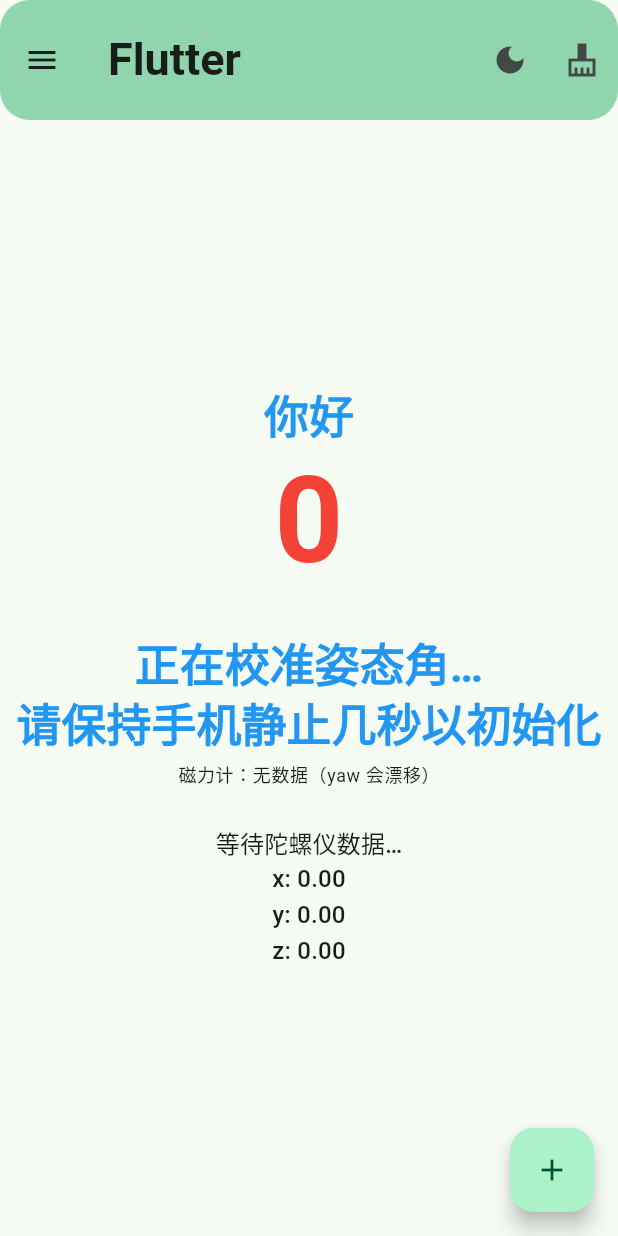
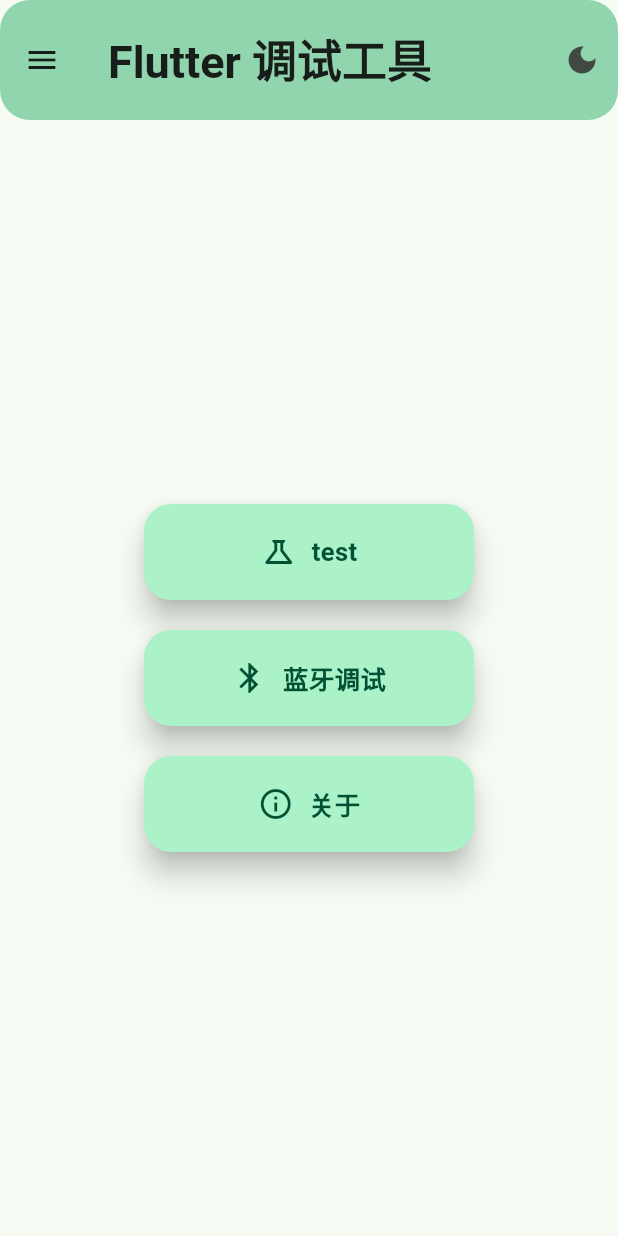
Before and after one commit to yjrqz777/flutter_application_test, a Flutter app: the screen it shows after launch, on a phone screen of 412 x 824 dp. Run offline on Flutter 3.47's test engine with Material 3 defaults, Android fonts, the phone set to English and light mode, and no system bars; our stand-ins replace flutter_blue_plus, sensors_plus; missing offline and left inert: flutter_classic_bluetooth; Roboto replaces fonts that are missing (SimSun).

Commit message:
feat(home): 主界面改为悬浮入口，原主页面拆为 test 页面
- 新主界面中间放三个悬浮入口按钮：test、蓝牙调试、关于

- 左上角菜单保留抽屉：设置、关于、蓝牙调试

- 原计数器与传感器页面独立成 TestPage，从 test 按钮进入，自带返回按钮

- main.dart 改用不带 title 的 HomePage

- 预览同步：新增 test 页面预览，主界面预览改为新入口布局

```diff
--- a/lib/main.dart
+++ b/lib/main.dart
@@ -35,10 +35,7 @@ class _MyAppState extends State<MyApp> {
           theme: AppTheme.light,
           darkTheme: AppTheme.dark,
           themeMode: _themeController.mode,
-          home: HomePage(
-            title: 'Flutter',
-            themeController: _themeController,
-          ),
+          home: HomePage(themeController: _themeController),
           debugShowCheckedModeBanner: false, // 是否显示右上角 DEBUG 横幅
         );
       },
--- a/lib/pages/home_page.dart
+++ b/lib/pages/home_page.dart
@@ -1,24 +1,20 @@
-import 'dart:async';
+import 'package:flutter/material.dart';
 
-import 'package:flutter/material.dart';
-import 'package:sensors_plus/sensors_plus.dart';
+import '../app/app_info.dart';
+import '../app/theme_controller.dart';
+import '../widgets/app_drawer.dart';
+import 'about_page.dart';
+import 'bluetooth/bluetooth_page.dart';
+import 'test_page.dart';
 
-import '../app/theme_controller.dart';
-import '../sensors/gyroscope_service.dart';
-import '../sensors/orientation_service.dart';
-import '../widgets/app_drawer.dart';
+/// 主界面：中间放几个悬浮按钮，分别进入 test、蓝牙调试、关于。
+///
+/// 左上角菜单仍然打开抽屉（设置、关于、蓝牙调试），
+/// 原来的传感器 / 计数器页面移到了 [TestPage]，从这里进入。
+class HomePage extends StatefulWidget {
+  const HomePage({super.key, required this.themeController});
 
-/// 主页面：负责计数器 + 陀螺仪数据的展示。
-class HomePage extends StatefulWidget {
-  const HomePage({
-    super.key,
-    required this.title,
-    required this.themeController,
-  });
-
-  final String title;
-
-  /// 主题状态：顶部栏按钮切换它，「设置」页也改它
+  /// 主题状态：这里和设置页共用同一个对象
   final ThemeController themeController;
 
   @override
@@ -29,66 +25,10 @@ class _HomePageState extends State<HomePage> {
   // 抽屉要用 ScaffoldState 打开，所以给 Scaffold 挂一个 key
   final GlobalKey<ScaffoldState> _scaffoldKey = GlobalKey<ScaffoldState>();
 
-  int _counter = 0;
-
-  // 陀螺仪订阅与显示值
-  final GyroscopeService _gyroscope = GyroscopeService();
-  StreamSubscription<GyroscopeEvent>? _gyroSub;
-  double _gx = 0;
-  double _gy = 0;
-  double _gz = 0;
-  bool _gyroActive = false;
-
-  // 姿态角（由 Mahony 互补滤波算出）
-  final OrientationService _orientation = OrientationService();
-  StreamSubscription<OrientationAngles>? _orientSub;
-  OrientationAngles? _angles;
-
-  @override
-  void initState() {
-    super.initState();
-    _gyroscope.start();
-    _gyroSub = _gyroscope.events.listen((event) {
-      if (!mounted) return;
-      setState(() {
-        _gx = event.x;
-        _gy = event.y;
-        _gz = event.z;
-        _gyroActive = true;
-      });
-    });
-
-    _orientation.start();
-    _orientSub = _orientation.events.listen((angles) {
-      if (!mounted) return;
-      setState(() => _angles = angles);
-    });
-  }
-
-  @override
-  void dispose() {
-    _gyroSub?.cancel(); // 先取消界面订阅
-    _gyroscope.dispose(); // 再释放服务资源
-    _orientSub?.cancel();
-    _orientation.dispose();
-    super.dispose();
-  }
-
-  void _incrementCounter() {
-    setState(() {
-      _counter++;
-    });
-  }
-
-  void _cleanCounter() {
-    setState(() {
-      _counter = 0;
-    });
-  }
-
-  /// 左上角菜单按钮：从侧面滑出抽屉
-  void _openDrawer() {
-    _scaffoldKey.currentState?.openDrawer();
+  void _open(Widget page) {
+    Navigator.of(context).push(
+      MaterialPageRoute<void>(builder: (BuildContext context) => page),
+    );
   }
 
   @override
@@ -101,9 +41,10 @@ class _HomePageState extends State<HomePage> {
         leading: IconButton(
           icon: const Icon(Icons.menu),
           tooltip: '打开菜单',
-          onPressed: _openDrawer,
+          onPressed: () => _scaffoldKey.currentState?.openDrawer(),
         ),
-        actions: [
+        title: Text(AppInfo.appName),
+        actions: <Widget>[
           IconButton(
             // 切换主题：当前主题决定图标显示成“太阳”还是“月亮”
             icon: Icon(
@@ -114,68 +55,79 @@ class _HomePageState extends State<HomePage> {
             tooltip: '切换主题',
             onPressed: widget.themeController.toggle,
           ),
-          IconButton(
-            icon: const Icon(Icons.cleaning_services_sharp),
-            onPressed: _cleanCounter,
-          ),
         ],
-        title: Text(widget.title),
       ),
       body: Center(
         child: Column(
-          mainAxisAlignment: .center,
-          children: [
-            Text(
-              '你好',
-              style: Theme.of(context).textTheme.titleLarge,
+          mainAxisSize: MainAxisSize.min,
+          children: <Widget>[
+            _EntryButton(
+              icon: Icons.science_outlined,
+              label: 'test',
+              onTap: () => _open(TestPage(themeController: widget.themeController)),
             ),
-            Text(
-              '$_counter',
-              style: Theme.of(context).textTheme.headlineMedium,
+            const SizedBox(height: 20),
+            _EntryButton(
+              icon: Icons.bluetooth,
+              label: '蓝牙调试',
+              onTap: () => _open(const BluetoothPage()),
             ),
-            const SizedBox(height: 24),
-            // 姿态角展示（Mahony 互补滤波融合陀螺仪/加速度计/磁力计）
-            Text(
-              _angles != null ? '姿态角 roll / pitch / yaw' : '正在校准姿态角…',
-              style: Theme.of(context).textTheme.titleLarge,
-            ),
-            Text(
-              _angles == null
-                  ? '请保持手机静止几秒以初始化'
-                  : 'roll  ${_angles!.roll.toStringAsFixed(1)}°\n'
-                      'pitch ${_angles!.pitch.toStringAsFixed(1)}°\n'
-                      'yaw   ${_angles!.yaw.toStringAsFixed(1)}°',
-              textAlign: TextAlign.center,
-              style: Theme.of(context).textTheme.titleLarge,
-            ),
-            const SizedBox(height: 8),
-            // 磁力计状态：yaw 有没有绝对参考，直接决定它会不会漂移
-            Text(
-              _orientation.hasMagnetometer
-                  ? '磁力计：正常（yaw 有参考）'
-                  : '磁力计：无数据（yaw 会漂移）',
-              style: Theme.of(context).textTheme.bodySmall,
-            ),
-            const SizedBox(height: 24),
-            // 陀螺仪原始数据展示（对比用）
-            Text(
-              _gyroActive ? '陀螺仪角速度 x/y/z (rad/s)' : '等待陀螺仪数据…',
-              style: Theme.of(context).textTheme.titleMedium,
-            ),
-            Text(
-              'x: ${_gx.toStringAsFixed(2)}\n'
-              'y: ${_gy.toStringAsFixed(2)}\n'
-              'z: ${_gz.toStringAsFixed(2)}',
-              textAlign: TextAlign.center,
-              style: Theme.of(context).textTheme.titleMedium,
+            const SizedBox(height: 20),
+            _EntryButton(
+              icon: Icons.info_outline,
+              label: '关于',
+              onTap: () => _open(const AboutPage()),
             ),
           ],
         ),
       ),
-      floatingActionButton: FloatingActionButton(
-        onPressed: _incrementCounter,
-        tooltip: 'Increment',
-        child: const Icon(Icons.add),
+    );
+  }
+}
+
+/// 主界面中间的入口按钮：带阴影的圆角块，视觉上浮在背景上
+class _EntryButton extends StatelessWidget {
+  const _EntryButton({
+    required this.icon,
+    required this.label,
+    required this.onTap,
+    super.key,
+  });
+
+  final IconData icon;
+  final String label;
+  final VoidCallback onTap;
+
+  @override
+  Widget build(BuildContext context) {
+    final ColorScheme colorScheme = Theme.of(context).colorScheme;
+    return Material(
+      elevation: 8,
+      borderRadius: BorderRadius.circular(18),
+      color: colorScheme.primaryContainer,
+      shadowColor: colorScheme.shadow,
+      child: InkWell(
+        borderRadius: BorderRadius.circular(18),
+        onTap: onTap,
+        child: SizedBox(
+          width: 220,
+          height: 64,
+          child: Row(
+            mainAxisAlignment: MainAxisAlignment.center,
+            children: <Widget>[
+              Icon(icon, color: colorScheme.onPrimaryContainer),
+              const SizedBox(width: 10),
+              Text(
+                label,
+                style: TextStyle(
+                  fontSize: 17,
+                  fontWeight: FontWeight.w600,
+                  color: colorScheme.onPrimaryContainer,
+                ),
+              ),
+            ],
+          ),
+        ),
       ),
     );
   }
```
Also changed, not shown: lib/pages/test_page.dart (added, +168 -0 lines), lib/previews/app_previews.dart (+12 -3 lines).
